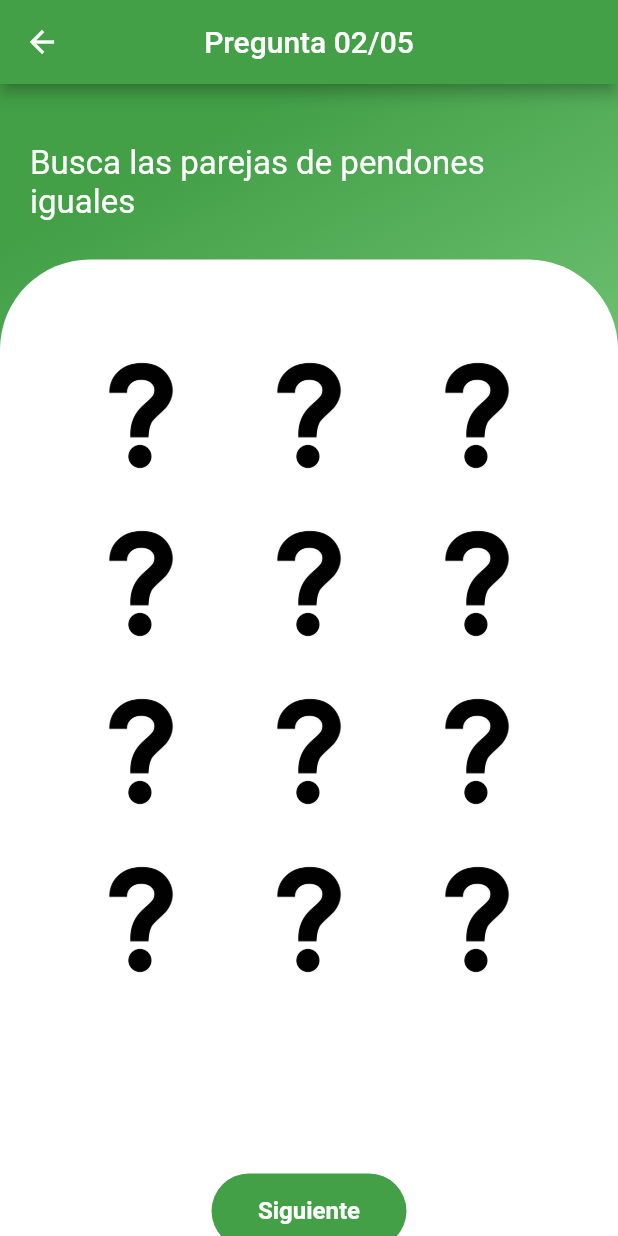
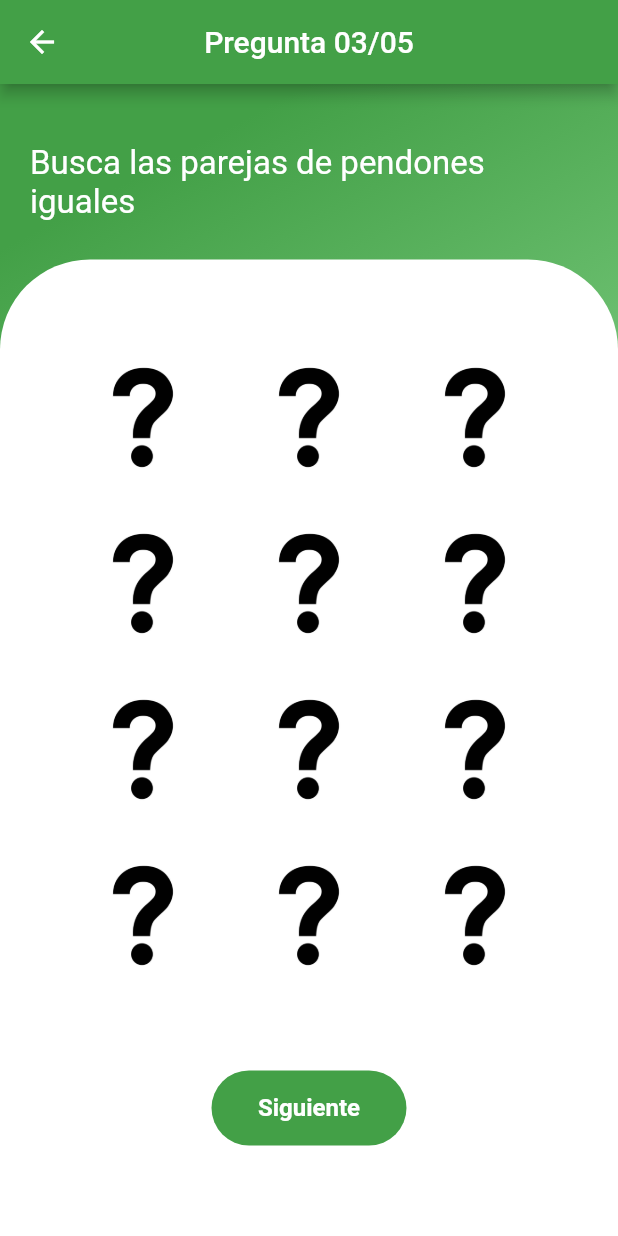
Before and after one commit to lferng17/aplicacion_cele, a Flutter app: the Question03Pendon screen opened directly, after a tap on "Siguiente", on a phone screen of 412 x 824 dp. Run offline on Flutter 3.47's test engine with Material 2 defaults, Android fonts, the phone set to English and light mode, and no system bars; our stand-ins replace animated_text_kit, cloud_firestore, firebase_auth, firebase_core, fluttertoast; missing offline and left inert: dart:ffi; accounts and stored records are empty.

Commit message:
Mejorada Pregunta 3

```diff
--- a/lib/screens/questions/pendones/question_03.dart
+++ b/lib/screens/questions/pendones/question_03.dart
@@ -32,7 +32,7 @@ class _Question03PendonState extends State<Question03Pendon> {
   Widget build(BuildContext context) {
     return Scaffold(
       appBar: AppBar(
-        title: const Text('Pregunta 02/05'),
+        title: const Text('Pregunta 03/05'),
         centerTitle: true,
         backgroundColor: Colors.green[600],
       ),
@@ -82,17 +82,17 @@ class _Question03PendonState extends State<Question03Pendon> {
                           height: 10,
                         ),
                         SizedBox(
-                            height: MediaQuery.of(context).size.width / 3 * 4,
+                            height: MediaQuery.of(context).size.width / 3 * 3.5,
                             width: MediaQuery.of(context).size.width,
                             child: GridView.builder(
                                 itemCount: juego.gameImg!.length,
                                 gridDelegate:
                                     const SliverGridDelegateWithFixedCrossAxisCount(
                                   crossAxisCount: 3,
-                                  crossAxisSpacing: 16.0,
-                                  mainAxisSpacing: 16.0,
+                                  crossAxisSpacing: 20.0,
+                                  mainAxisSpacing: 20.0,
                                 ),
-                                padding: const EdgeInsets.all(16.0),
+                                padding: const EdgeInsets.all(20.0),
                                 itemBuilder: (context, index) {
                                   return GestureDetector(
                                     onTap: () {
@@ -189,8 +189,7 @@ class _Question03PendonState extends State<Question03Pendon> {
 }
 
 class Game {
-  final Color hiddenCard = Colors.red;
-  List<Color>? gameColors;
+
   List<String>? gameImg;
 
   final String hiddenCardpath = "assets/pendones/interrogacion.jpeg";
@@ -211,9 +210,9 @@ class Game {
   final int cardCount = 12;
   List<Map<int, String>> matchCheck = [];
 
-  //methods
   void initGame() {
-    gameColors = List.generate(cardCount, (index) => hiddenCard);
     gameImg = List.generate(cardCount, (index) => hiddenCardpath);
+    cards_list.shuffle();
   }
+
 }
```
